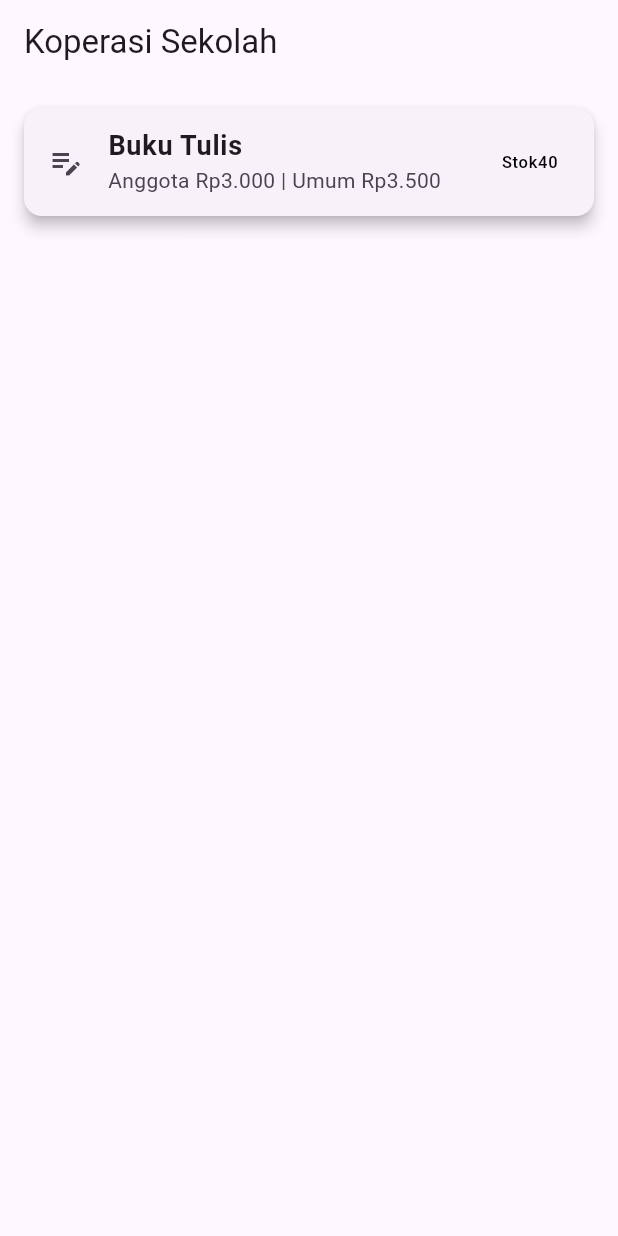
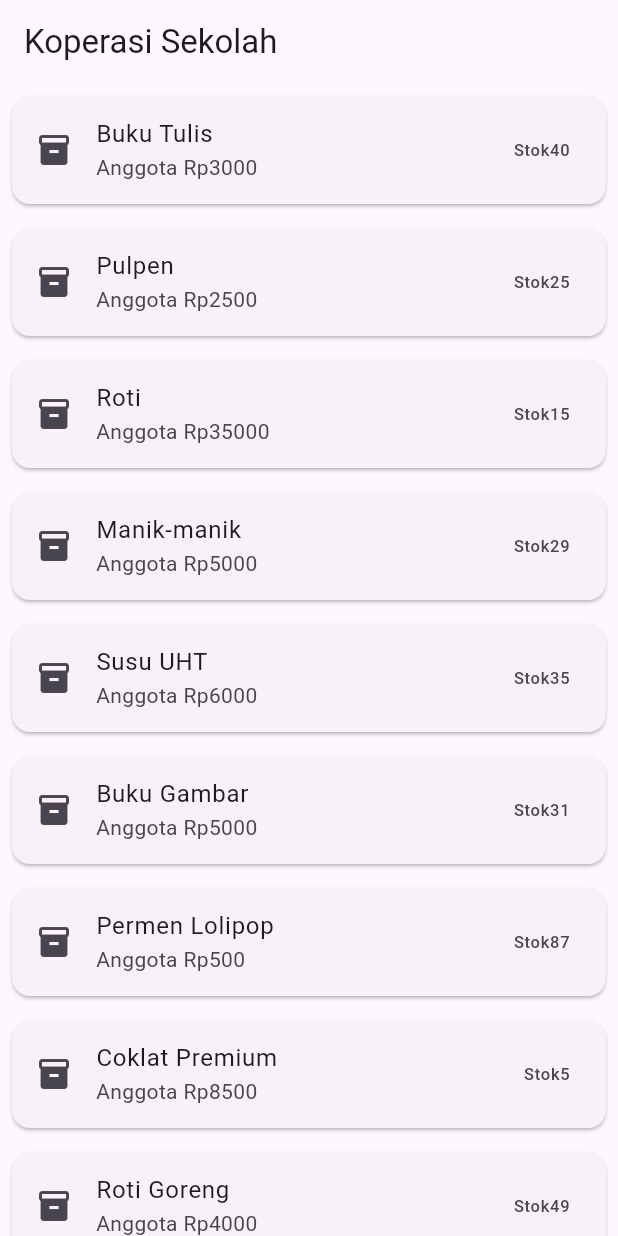
Before and after one commit to fachturrpl1/kopsis-ui-flutter, a Flutter app: the screen it shows after launch, on a phone screen of 412 x 824 dp. Run offline on Flutter 3.47's test engine with Material 3 defaults, Android fonts, the phone set to English and light mode, and no system bars.

Commit message:
chore(main): LKM-4 daftar barang

```diff
--- a/lib/main.dart
+++ b/lib/main.dart
@@ -4,6 +4,13 @@ final List<Map<String, dynamic>> daftarBarang = [
   {'nama':'Buku Tulis', 'anggota': 3000, 'umum':3500, 'stok':40},
   {'nama':'Pulpen', 'anggota': 2500, 'umum':3000, 'stok':25},
   {'nama':'Roti', 'anggota': 35000, 'umum':5500, 'stok':15},
+  {'nama':'Manik-manik', 'anggota': 5000, 'umum':5500, 'stok':29},
+  {'nama':'Susu UHT', 'anggota': 6000, 'umum':8000, 'stok':35},
+  {'nama':'Buku Gambar', 'anggota': 5000, 'umum':6500, 'stok':31},
+  {'nama':'Permen Lolipop', 'anggota': 500, 'umum':1000, 'stok':87},
+  {'nama':'Coklat Premium', 'anggota': 8500, 'umum':9000, 'stok':5},
+  {'nama':'Roti Goreng', 'anggota': 4000, 'umum':5500, 'stok':49},
+  {'nama':'Rautan Pensil', 'anggota': 500, 'umum':1000, 'stok':39},
 ];
 void main() => runApp(MyApp());
 
@@ -21,6 +28,8 @@ class MyApp extends StatelessWidget {
         return Icons.lunch_dining;
       case 'minuman' :
         return Icons.local_drink;
+      case 'inventaris':
+        return Icons.inventory_2;
       default:
         return Icons.category;
     }
@@ -50,21 +59,20 @@ class MyApp extends StatelessWidget {
       ),
       home: Scaffold(
         appBar: AppBar(title: const Text('Koperasi Sekolah')),
-        body: Card(
-          elevation: 4,
-          margin: const EdgeInsets.all(16.0),
-          child: ListTile(
-            leading: Icon(getIcon(kategori)),
-            title: const Text(
-              'Buku Tulis',
-              style: TextStyle(fontSize: 18, fontWeight: FontWeight.bold),
+        body: ListView.builder(
+          itemCount: daftarBarang.length,
+          itemBuilder: (context, index) {
+            final barang = daftarBarang[index];
+            return Card (
+              margin: const EdgeInsets.all(8),
+              child: ListTile(
+                leading: Icon(getIcon('inventaris')),
+                title: Text(barang['nama']),
+                subtitle: Text('Anggota Rp' + barang['anggota'].toString()),
+                trailing: Text('Stok' + barang['stok'].toString()),
               ),
-            subtitle: const Text('Anggota Rp3.000 | Umum Rp3.500'),
-            trailing: Text(
-              'Stok' + stok.toString(),
-              style: TextStyle(color: stok == 0 ? Colors.red : Colors.black),
-              ),
-          ),
+            );
+          }
         ),
       ),
     );
```
